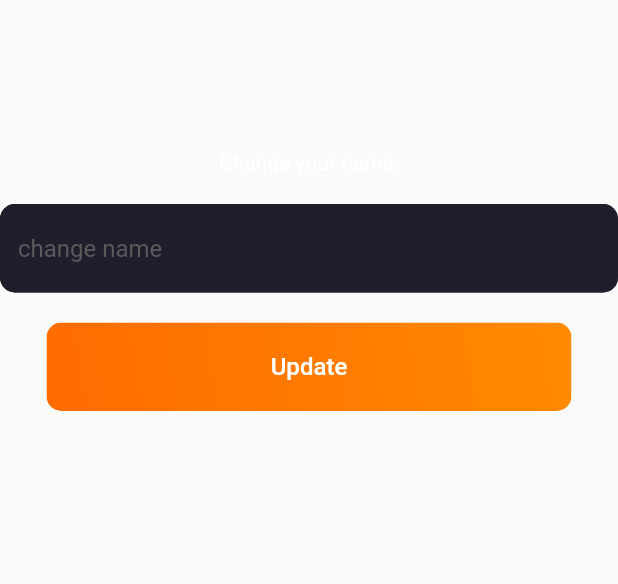
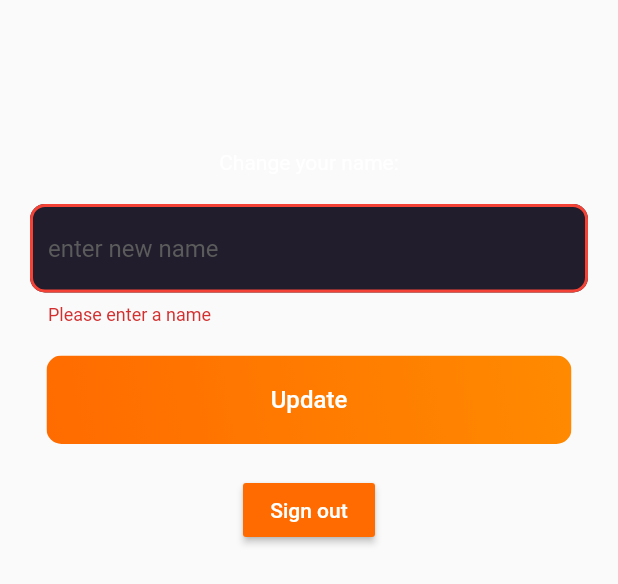
Before and after one commit to LukasKatona/SNIP_maturita, a Flutter app: the SettingsPage widget shown alone on an empty page, opened directly, after a tap on "Update", on a phone screen of 412 x 824 dp. Shown: the top 584 px of the screen. Run offline on Flutter 3.47's test engine with Material 2 defaults, Android fonts, the phone set to English and light mode, and no system bars; our stand-ins replace cloud_firestore, firebase_auth, firebase_core, flutter_spinkit; missing offline and left inert: draggable_scrollbar; accounts and stored records are empty.

```diff
--- a/lib/Pages/HomePage/settings/settings.dart
+++ b/lib/Pages/HomePage/settings/settings.dart
@@ -1,4 +1,5 @@
 import 'package:flutter/material.dart';
+import 'package:maturita/Pages/HomePage/profile/profile.dart';
 import 'package:maturita/shared/design.dart';
 import 'package:provider/provider.dart';
 import 'package:maturita/Models/user.dart';
@@ -15,12 +16,12 @@ class _SettingsPageState extends State<SettingsPage> {
   final _formKey = GlobalKey<FormState>();
 
   String _currentName;
-  String _currentRole;
 
   @override
   Widget build(BuildContext context) {
 
     final userData = Provider.of<UserData>(context);
+    final user = Provider.of<MyUser>(context);
 
     if (userData != null){
       return Center(
@@ -34,19 +35,25 @@ class _SettingsPageState extends State<SettingsPage> {
                 style: TextStyle(color: Colors.white),
               ),
               SizedBox(height: 20,),
-              TextFormField(
-                initialValue: userData.name,
-                decoration: snipInputDecoration.copyWith(hintText: "change name"),
-                validator: (val) => val.isEmpty ? 'Please enter a name' : null,
-                onChanged: (val) => setState(() => _currentName = val),
+              Padding(
+                padding: const EdgeInsets.symmetric(horizontal: 20),
+                child: TextFormField(
+                  initialValue: userData.name,
+                  style: TextStyle(color: Colors.white),
+                  cursorColor: Color(0xFFFF6B00),
+                  decoration: snipInputDecoration.copyWith(hintText: "enter new name"),
+                  validator: (val) => val.isEmpty ? 'Please enter a name' : null,
+                  onChanged: (val) => setState(() => _currentName = val),
+                ),
               ),
               SizedBox(height: 20,),
               ButtonTheme(
                 padding: EdgeInsets.zero,
                 child: FlatButton(
                   onPressed: () async {
-                    print(_currentName);
-                    print(_currentRole);
+                    if(_formKey.currentState.validate()) {
+                      await DatabaseService(uid: user.uid).updateUserData(_currentName ?? userData.name, userData.role, userData.anon);
+                    }
                   },
                   child: Ink(
                     decoration: BoxDecoration(
@@ -71,6 +78,8 @@ class _SettingsPageState extends State<SettingsPage> {
                   ),
                 ),
               ),
+              SizedBox(height: 20,),
+              SignOutButton(),
             ],
           ),
         ),
--- a/lib/Services/database.dart
+++ b/lib/Services/database.dart
@@ -35,7 +35,7 @@ class DatabaseService {
   UserData _userDataFromSnapshot(DocumentSnapshot snapshot) {
     return UserData(
       uid: uid,
-      name: snapshot.get('name') ?? 'jozo',
+      name: snapshot.get('name') ?? '',
       role: snapshot.get('role') ?? '',
       anon: snapshot.get('anon') ?? '',
     );
--- a/lib/shared/design.dart
+++ b/lib/shared/design.dart
@@ -1,27 +1,27 @@
 import 'package:flutter/material.dart';
 
 dynamic snipInputDecoration = InputDecoration(
-  hintStyle: TextStyle(color: Color(0xFF5B5B5B)),
-  fillColor: Color(0xFF211D2D),
+  hintStyle: TextStyle(color: MyColorTheme.GreyText),
+  fillColor: MyColorTheme.Secondary,
   filled: true,
   enabledBorder: OutlineInputBorder(
     borderRadius: BorderRadius.circular(10.0),
     borderSide: BorderSide(
-      color: Color(0xFF211D2D),
+      color: MyColorTheme.Secondary,
       width: 2,
     ),
   ),
   focusedBorder: OutlineInputBorder(
     borderRadius: BorderRadius.circular(10.0),
     borderSide: BorderSide(
-      color: Color(0xFFFF6B00),
+      color:MyColorTheme.PrimaryAccent,
       width: 2,
     ),
   ),
   focusedErrorBorder: OutlineInputBorder(
     borderRadius: BorderRadius.circular(10.0),
     borderSide: BorderSide(
-      color: Color(0xFFFF6B00),
+      color: MyColorTheme.PrimaryAccent,
       width: 2,
     ),
   ),
@@ -33,3 +33,17 @@ dynamic snipInputDecoration = InputDecoration(
     ),
   ),
 );
+
+class MyColorTheme {
+  static const PrimaryAccent =  Color(0xFFFF6B00);
+  static const SecondaryAccent =  Color(0xFFFF8A00);
+
+  static const Primary =  Color(0xFF1C1926);
+  static const Secondary =  Color(0xFF211D2D);
+  static const Tertiary =  Color(0xFF363243);
+
+  static const GreyText =  Color(0xFF5B5B5B);
+
+  static const Background =  Color(0xFF100B1F);
+  static const NavBar =  Color(0xFF1C1926);
+}
--- a/lib/shared/loading.dart
+++ b/lib/shared/loading.dart
@@ -1,15 +1,16 @@
 import 'package:flutter/material.dart';
 import 'package:flutter_spinkit/flutter_spinkit.dart';
+import 'design.dart';
 
 class Loading extends StatelessWidget {
   @override
   Widget build(BuildContext context) {
     return Container(
-      color: Color(0xFF100B1F),
+      color: MyColorTheme.Background,
       child: Center(
         child: SpinKitThreeBounce(
           size: 50,
-          color: Color(0xFFFF6B00),
+          color: MyColorTheme.PrimaryAccent,
         ),
       ),
     );
```
Also changed, not shown: lib/Pages/HomePage/HomePage.dart (+6 -5 lines), lib/Pages/HomePage/profile/profile.dart (+29 -5 lines), lib/Pages/HomePage/profile/sniper_tile.dart (+9 -3 lines), lib/Pages/LoginPage/sign_in.dart (+0 -55 lines), lib/Services/auth.dart (+0 -12 lines).
